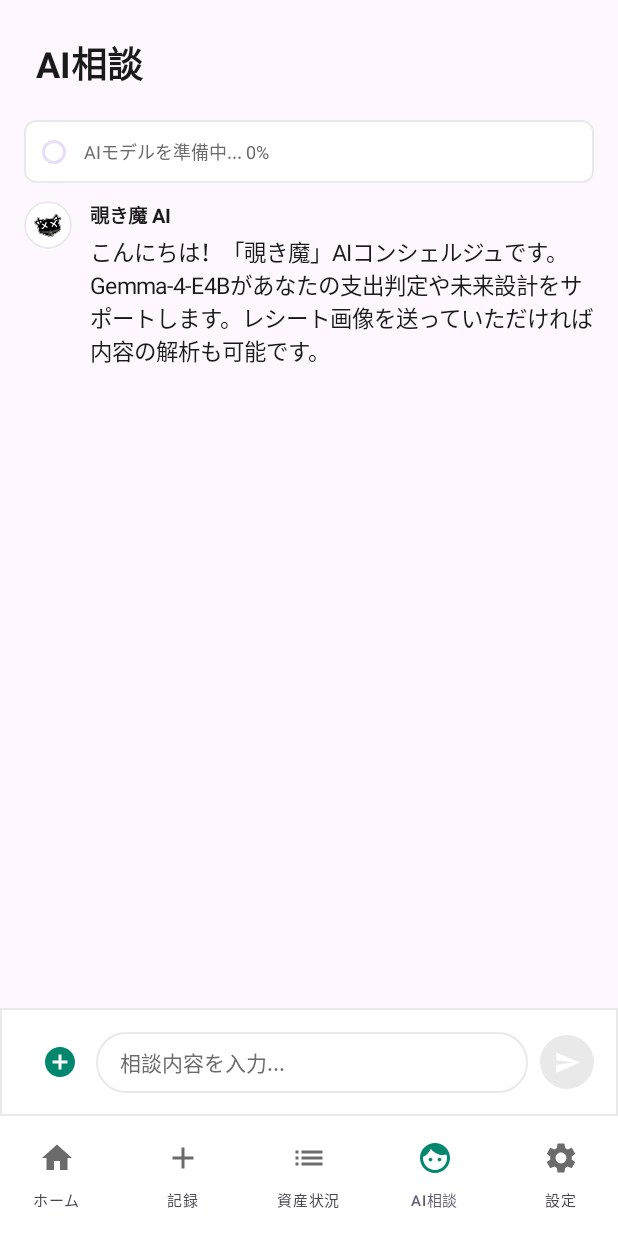
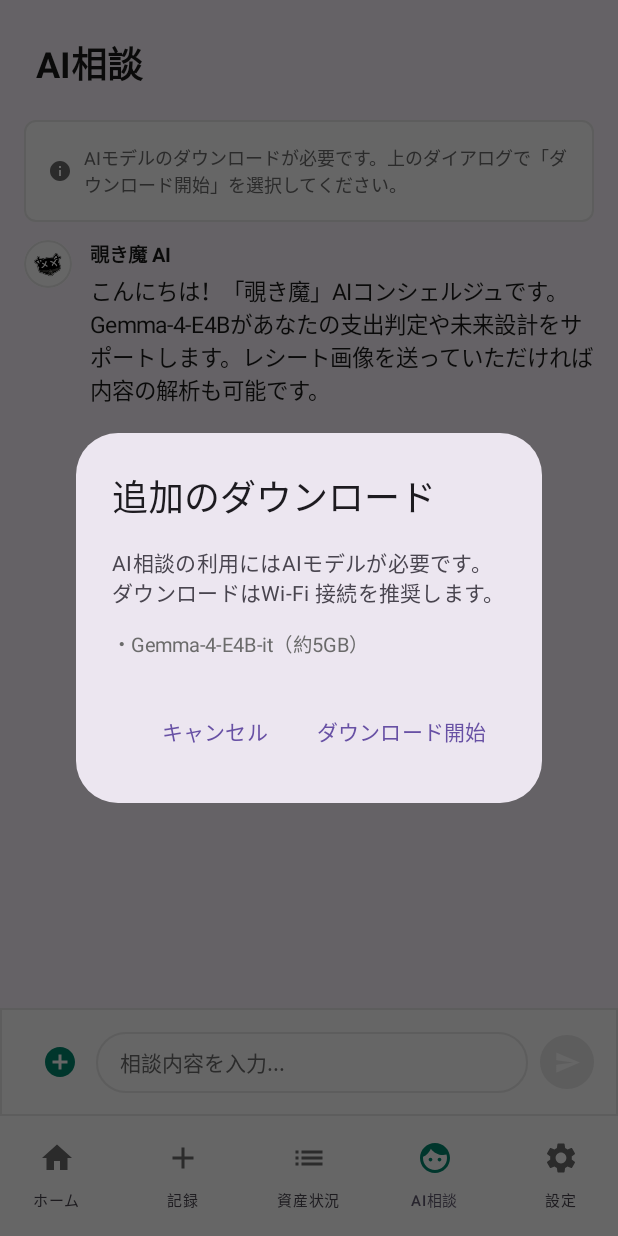
Before and after one commit to xxxxholica/nozokima, an Android app built with Jetpack Compose: the screen it shows after launch (MainActivity), item 4 of the bottom bar chosen, on a phone screen of 412 x 824 dp. Run offline under Robolectric (Android 15) with nearby library versions, the light colour scheme and no system bars; our stand-ins replace Room's generated code; libraries missing offline, so code that uses them is left out: com.google.mediapipe.tasks.

Commit message:
LLMモデル 実装

```diff
--- a/app/src/main/AndroidManifest.xml
+++ b/app/src/main/AndroidManifest.xml
@@ -2,6 +2,7 @@
 <manifest xmlns:android="http://schemas.android.com/apk/res/android">
 
     <uses-permission android:name="android.permission.INTERNET" />
+    <uses-permission android:name="android.permission.POST_NOTIFICATIONS" />
 
     <application
         android:name=".NozokimaApplication"
--- /dev/null
+++ b/app/src/main/java/com/example/nozokima/DownloadNotificationHelper.kt
@@ -0,0 +1,73 @@
+package com.example.nozokima
+
+import android.app.NotificationChannel
+import android.app.NotificationManager
+import android.content.Context
+import androidx.core.app.NotificationCompat
+import androidx.core.app.NotificationManagerCompat
+
+class DownloadNotificationHelper(private val context: Context) {
+
+    companion object {
+        const val CHANNEL_ID = "model_download"
+        const val NOTIFICATION_ID = 1001
+    }
+
+    init {
+        val channel = NotificationChannel(
+            CHANNEL_ID,
+            "AIモデルダウンロード",
+            NotificationManager.IMPORTANCE_LOW
+        ).apply {
+            description = "Gemmaモデルのダウンロード進捗を表示します"
+            setSound(null, null)
+        }
+        val manager = context.getSystemService(NotificationManager::class.java)
+        manager.createNotificationChannel(channel)
+    }
+
+    fun showProgress(progress: Int) {
+        val builder = NotificationCompat.Builder(context, CHANNEL_ID)
+            .setSmallIcon(android.R.drawable.stat_sys_download)
+            .setContentTitle("AIモデルをダウンロード中")
+            .setContentText("Gemma-4-E4B-it  $progress%")
+            .setProgress(100, progress, false)
+            .setOngoing(true)
+            .setSilent(true)
+
+        try {
+            NotificationManagerCompat.from(context).notify(NOTIFICATION_ID, builder.build())
+        } catch (_: SecurityException) {
+            // 通知権限なし — 無視して続行
+        }
+    }
+
+    fun showComplete() {
+        val builder = NotificationCompat.Builder(context, CHANNEL_ID)
+            .setSmallIcon(android.R.drawable.stat_sys_download_done)
+            .setContentTitle("AIモデルの準備完了")
+            .setContentText("Gemma-4-E4B-it のダウンロードが完了しました")
+            .setAutoCancel(true)
+            .setSilent(true)
+
+        try {
+            NotificationManagerCompat.from(context).notify(NOTIFICATION_ID, builder.build())
+        } catch (_: SecurityException) { }
+    }
+
+    fun showError() {
+        val builder = NotificationCompat.Builder(context, CHANNEL_ID)
+            .setSmallIcon(android.R.drawable.stat_notify_error)
+            .setContentTitle("ダウンロード失敗")
+            .setContentText("AIモデルのダウンロードに失敗しました")
+            .setAutoCancel(true)
+
+        try {
+            NotificationManagerCompat.from(context).notify(NOTIFICATION_ID, builder.build())
+        } catch (_: SecurityException) { }
+    }
+
+    fun cancel() {
+        NotificationManagerCompat.from(context).cancel(NOTIFICATION_ID)
+    }
+}
--- a/app/src/main/java/com/example/nozokima/MainActivity.kt
+++ b/app/src/main/java/com/example/nozokima/MainActivity.kt
@@ -97,6 +97,12 @@ class MainActivity : ComponentActivity() {
 
     override fun onCreate(savedInstanceState: Bundle?) {
         super.onCreate(savedInstanceState)
+
+        // Android 13+ で通知権限をリクエスト
+        if (android.os.Build.VERSION.SDK_INT >= android.os.Build.VERSION_CODES.TIRAMISU) {
+            requestPermissions(arrayOf(android.Manifest.permission.POST_NOTIFICATIONS), 0)
+        }
+
         setContent {
             var selectedTab by remember { mutableIntStateOf(0) }
             var consultingTransaction by remember { mutableStateOf<Transaction?>(null) }
@@ -107,6 +113,40 @@ class MainActivity : ComponentActivity() {
             }
 
             val dao = db.financeDao()
+
+            // --- バックグラウンドダウンロード管理（タブ切替後も継続）---
+            val needsDownload by gemma.needsDownloadPermission.collectAsState()
+            val scope = rememberCoroutineScope()
+
+            // AI相談タブを開いたとき、未準備なら許可ダイアログをリクエスト
+            LaunchedEffect(selectedTab) {
+                if (selectedTab == 3) {
+                    gemma.requestModelDownload()
+                }
+            }
+
+            // ダウンロード許可ダイアログ（Activityレベル → タブ切替しても継続）
+            if (needsDownload) {
+                AlertDialog(
+                    onDismissRequest = { gemma.declineModelDownload() },
+                    title = { Text("追加のダウンロード") },
+                    text = {
+                        Column(verticalArrangement = Arrangement.spacedBy(6.dp)) {
+                            Text("AI相談の利用にはAIモデルが必要です。\nダウンロードはWi-Fi 接続を推奨します。", fontSize = 14.sp)
+                            Spacer(Modifier.height(2.dp))
+                            Text("・Gemma-4-E4B-it（約5GB）", fontSize = 13.sp, color = NotionTextSecondary)
+                        }
+                    },
+                    confirmButton = {
+                        TextButton(onClick = {
+                            scope.launch { gemma.startDownloadIfPermitted() }
+                        }) { Text("ダウンロード開始") }
+                    },
+                    dismissButton = {
+                        TextButton(onClick = { gemma.declineModelDownload() }) { Text("キャンセル") }
+                    }
+                )
+            }
 
             Surface(modifier = Modifier.fillMaxSize(), color = NotionBackground) {
                 Scaffold(
@@ -1289,6 +1329,7 @@ fun ConsultationScreen(
     // --- 準備状態と進捗を取得 ---
     val isReady by (gemma?.isReady?.collectAsState() ?: remember { mutableStateOf(false) })
     val progress by (gemma?.copyProgress?.collectAsState() ?: remember { mutableIntStateOf(0) })
+    val errorMessage by (gemma?.errorMessage?.collectAsState() ?: remember { mutableStateOf<String?>(null) })
 
     // 初期相談データの処理
     LaunchedEffect(initialTransaction) {
@@ -1315,23 +1356,40 @@ fun ConsultationScreen(
         // --- モデルの準備（ダウンロード）状況を表示 ---
         if (!isReady) {
             Surface(
-                modifier = Modifier.fillMaxWidth().padding(horizontal = 16.dp, vertical = 8.dp),
+                modifier = Modifier
+                    .fillMaxWidth()
+                    .padding(horizontal = 16.dp, vertical = 8.dp),
                 color = NotionBackground,
                 shape = RoundedCornerShape(8.dp),
                 border = BorderStroke(1.dp, NotionBorder)
             ) {
-                Row(
-                    modifier = Modifier.padding(12.dp),
-                    verticalAlignment = Alignment.CenterVertically
-                ) {
-                    CircularProgressIndicator(
-                        progress = { progress / 100f },
-                        modifier = Modifier.size(16.dp),
-                        strokeWidth = 2.dp,
-                        color = NotionSafeGreen
-                    )
-                    Spacer(modifier = Modifier.width(12.dp))
-                    Text("AIモデルを準備中... $progress%", fontSize = 12.sp, color = NotionTextSecondary)
+                Column(modifier = Modifier.padding(16.dp)) {
+                    if (errorMessage != null) {
+                        // エラー表示
+                        Row(verticalAlignment = Alignment.CenterVertically) {
+                            Icon(Icons.Default.Warning, contentDescription = null, tint = Color(0xFFE57373), modifier = Modifier.size(16.dp))
+                            Spacer(modifier = Modifier.width(8.dp))
+                            Text(errorMessage ?: "", fontSize = 12.sp, color = Color(0xFFE57373))
+                        }
+                    } else if (progress > 0) {
+                        // ダウンロード中
+                        Text("AIモデルをダウンロード中... $progress%", fontSize = 12.sp, color = NotionTextSecondary)
+                        Spacer(modifier = Modifier.height(8.dp))
+                        LinearProgressIndicator(
+                            progress = { progress / 100f },
+                            modifier = Modifier.fillMaxWidth(),
+                            color = NotionSafeGreen
+                        )
+                        Spacer(modifier = Modifier.height(4.dp))
+                        Text("別のメニューに移動してもダウンロードは継続されます。", fontSize = 11.sp, color = NotionTextSecondary)
+                    } else {
+                        // 未開始（ダウンロード許可待ち）
+                        Row(verticalAlignment = Alignment.CenterVertically) {
+                            Icon(Icons.Default.Info, contentDescription = null, tint = NotionTextSecondary, modifier = Modifier.size(16.dp))
+                            Spacer(modifier = Modifier.width(8.dp))
+                            Text("AIモデルのダウンロードが必要です。上のダイアログで「ダウンロード開始」を選択してください。", fontSize = 12.sp, color = NotionTextSecondary)
+                        }
+                    }
                 }
             }
         }
```
Also changed, not shown: app/src/main/java/com/example/nozokima/GemmaModel.kt (+30 -4 lines).
